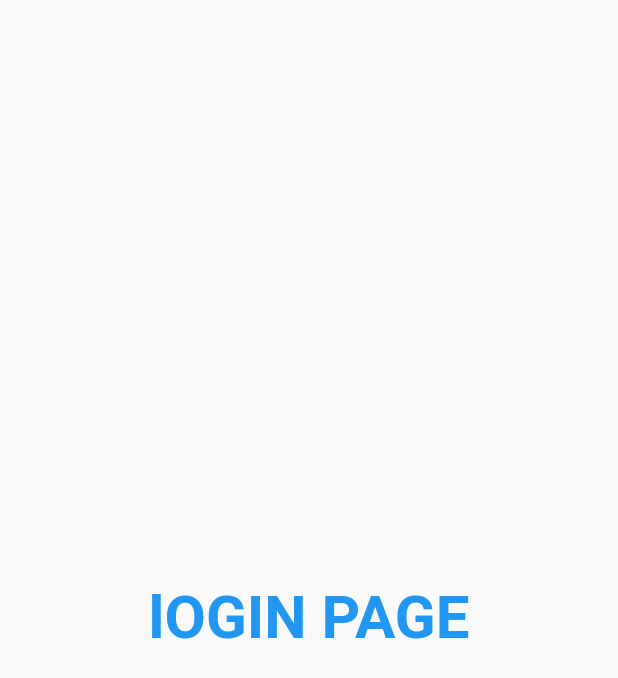
After one commit to rashvin8515/30daysofFlutter, a Flutter app: the screen it shows after launch, on a phone screen of 412 x 824 dp. The commit adds this screen. Shown: the top 678 px of the screen. Run offline on Flutter 3.47's test engine with Material 2 defaults, Android fonts, the phone set to English and light mode, and no system bars.

Commit message:
day3 completed

```diff
--- a/lib/main.dart
+++ b/lib/main.dart
@@ -1,5 +1,6 @@
 import 'package:flutter/material.dart';
-import 'package:flutter_application_1/home_page.dart';
+import 'package:flutter_application_1/pages/home_page.dart';
+import 'package:flutter_application_1/pages/login_page.dart';
 
 void main() {
   // ignore: prefer_const_constructors
@@ -11,11 +12,14 @@ class MyApp extends StatelessWidget {
 
   @override
   Widget build(BuildContext context) {
-
-    // ignore: prefer_const_constructors
     return MaterialApp(
-      // ignore: prefer_const_constructors
-      home: home_page(),
+      themeMode: ThemeMode.light,
+      theme: ThemeData(primarySwatch: Colors.deepPurple),
+      routes: {
+        "/": (context) => LoginPage(),
+        "/home": (context) => home_page(),
+        "/login": (context) => LoginPage()
+      },
     );
   }
 }
--- /dev/null
+++ b/lib/pages/login_page.dart
@@ -0,0 +1,24 @@
+// ignore_for_file: prefer_const_constructors
+
+import 'package:flutter/material.dart';
+
+class LoginPage extends StatelessWidget {
+  const LoginPage({Key? key}) : super(key: key);
+
+  @override
+  Widget build(BuildContext context) {
+
+    return Material(
+
+      child: Center(
+        child: Text("lOGIN PAGE",
+        style: TextStyle(
+          fontSize: 20,
+          color: Colors.blue,
+          fontWeight: FontWeight.bold,
+        ),
+        textScaleFactor: 2.0,),
+      ),
+    );
+  }
+}
```
Also changed, not shown: lib/pages/home_page.dart (renamed from lib/home_page.dart).
